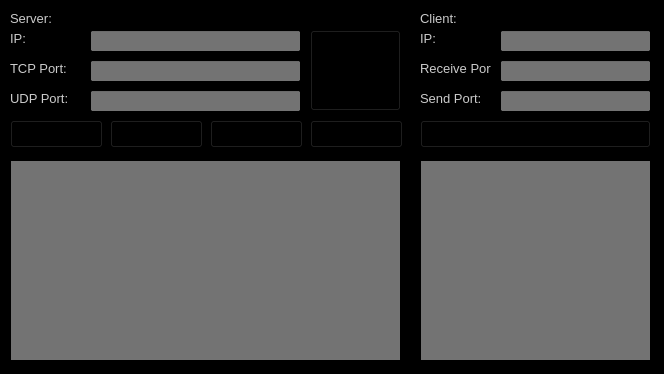
Before: the Qt Designer form CommAudio/clientui.ui in 4981boomerang/CommAudio2, drawn with Qt 5.
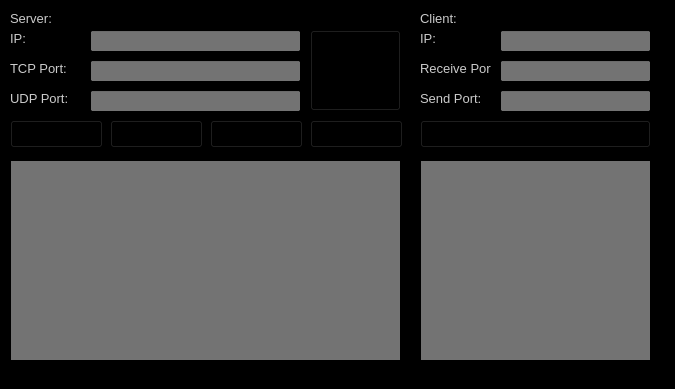
After: the same form once the commit is applied.

Commit message: EY: changed serer ui and button name

Diff of the .ui file:
```diff
--- a/CommAudio/clientui.ui
+++ b/CommAudio/clientui.ui
@@ -6,8 +6,8 @@
    <rect>
     <x>0</x>
     <y>0</y>
-    <width>664</width>
-    <height>374</height>
+    <width>675</width>
+    <height>389</height>
    </rect>
   </property>
   <property name="palette">
```
The commit also changes 2 other files.
